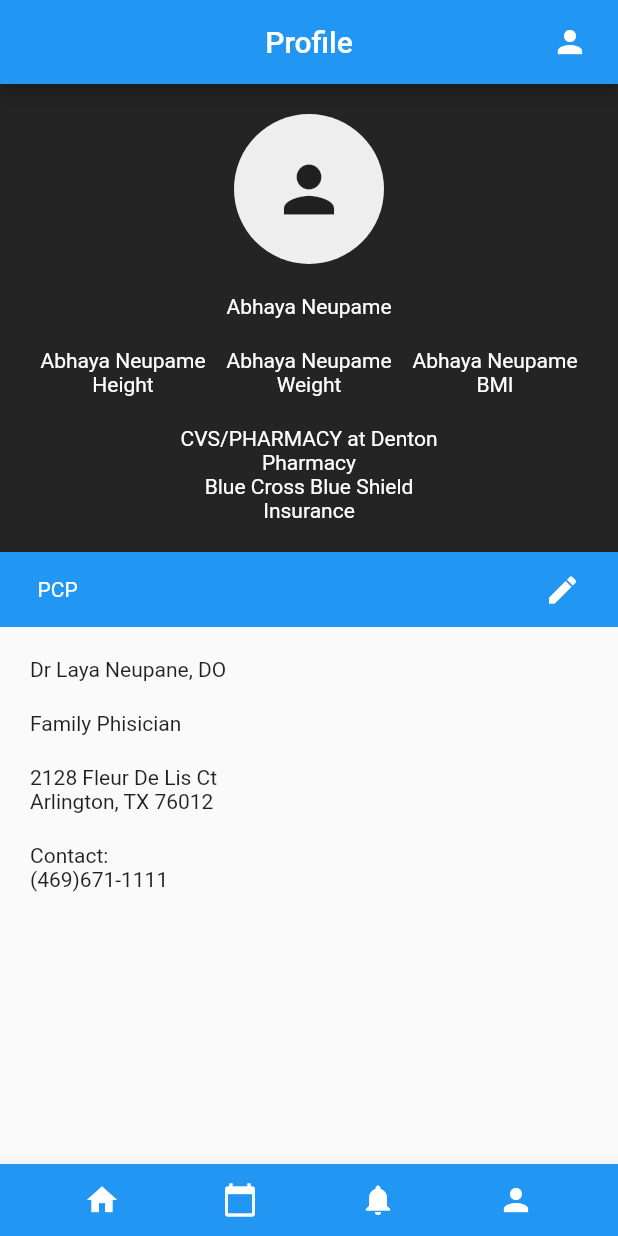
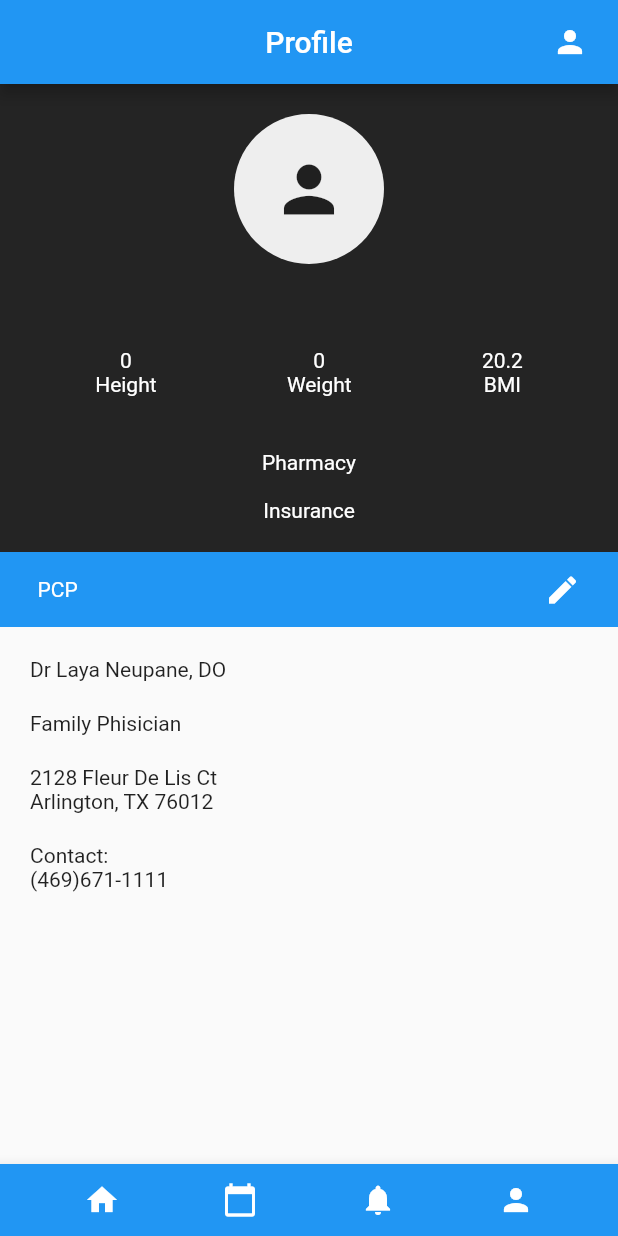
Before and after one commit to codygirouard/Capstone, a Flutter app: the HomeContainerProfile screen opened directly, on a phone screen of 412 x 824 dp. Run offline on Flutter 3.47's test engine with Material 2 defaults, Android fonts, the phone set to English and light mode, and no system bars; our stand-ins replace table_calendar; missing offline and left inert: mongo_dart.

Commit message:
Profile Page now shows the logged in user.

```diff
--- a/lib/backend/auth.dart
+++ b/lib/backend/auth.dart
@@ -1,4 +1,6 @@
 import 'package:mongo_dart/mongo_dart.dart';
+import 'package:flutter_app1/globals.dart' as globals;
+import 'user_controller.dart';
 import 'models/users.dart';
 import 'models/medicine.dart';
 
@@ -19,6 +21,8 @@
     if(user[0]['password'] == password){
       authenticated = true;
       print("Authentication Success");
+      globals.email = email;
+      setUserGlobal(globals.email);
     }else{
       print('Authentication Failed');
     }
--- a/lib/globals.dart
+++ b/lib/globals.dart
@@ -1 +1,7 @@
 String email = '';
+String name = '';
+String pharmacy = '';
+String insurance = '';
+String phone = '';
+int height = 0;
+int weight = 0;
--- a/lib/profile.dart
+++ b/lib/profile.dart
@@ -1,9 +1,12 @@
 import 'package:flutter/material.dart';
 import 'bottom_bar.dart';
+import 'globals.dart' as globals;
 
 class HomeContainerProfile extends StatelessWidget {
   @override
   Widget build(BuildContext context) {
+    var heightVal = (globals.height).toString();
+    var weightVal = (globals.weight).toString();
     double height = MediaQuery.of(context).size.height;
     double width = MediaQuery.of(context).size.width;
     return Scaffold(
@@ -41,7 +44,7 @@ class HomeContainerProfile extends StatelessWidget {
                   SizedBox(
                     height: 20.0,
                   ),
-                  Text("Abhaya Neupame", style: TextStyle(color: Colors.white)),
+                  Text(globals.name, style: TextStyle(color: Colors.white)),
                   SizedBox(
                     height: 20.0,
                   ),
@@ -51,21 +54,21 @@ class HomeContainerProfile extends StatelessWidget {
                     children: [
                       Column(
                         children: [
-                          Text("Abhaya Neupame",
+                          Text(heightVal,
                               style: TextStyle(color: Colors.white)),
                           Text("Height", style: TextStyle(color: Colors.white)),
                         ],
                       ),
                       Column(
                         children: [
-                          Text("Abhaya Neupame",
+                          Text(weightVal,
                               style: TextStyle(color: Colors.white)),
                           Text("Weight", style: TextStyle(color: Colors.white)),
                         ],
                       ),
                       Column(
                         children: [
-                          Text("Abhaya Neupame",
+                          Text("20.2",
                               style: TextStyle(color: Colors.white)),
                           Text("BMI", style: TextStyle(color: Colors.white)),
                         ],
@@ -75,10 +78,10 @@ class HomeContainerProfile extends StatelessWidget {
                   SizedBox(
                     height: 20.0,
                   ),
-                  Text("CVS/PHARMACY at Denton",
+                  Text(globals.pharmacy,
                       style: TextStyle(color: Colors.white)),
                   Text("Pharmacy", style: TextStyle(color: Colors.white)),
-                  Text("Blue Cross Blue Shield",
+                  Text(globals.insurance,
                       style: TextStyle(color: Colors.white)),
                   Text("Insurance", style: TextStyle(color: Colors.white)),
                 ],
```
Also changed, not shown: lib/backend/user_controller.dart (+20 -0 lines).
